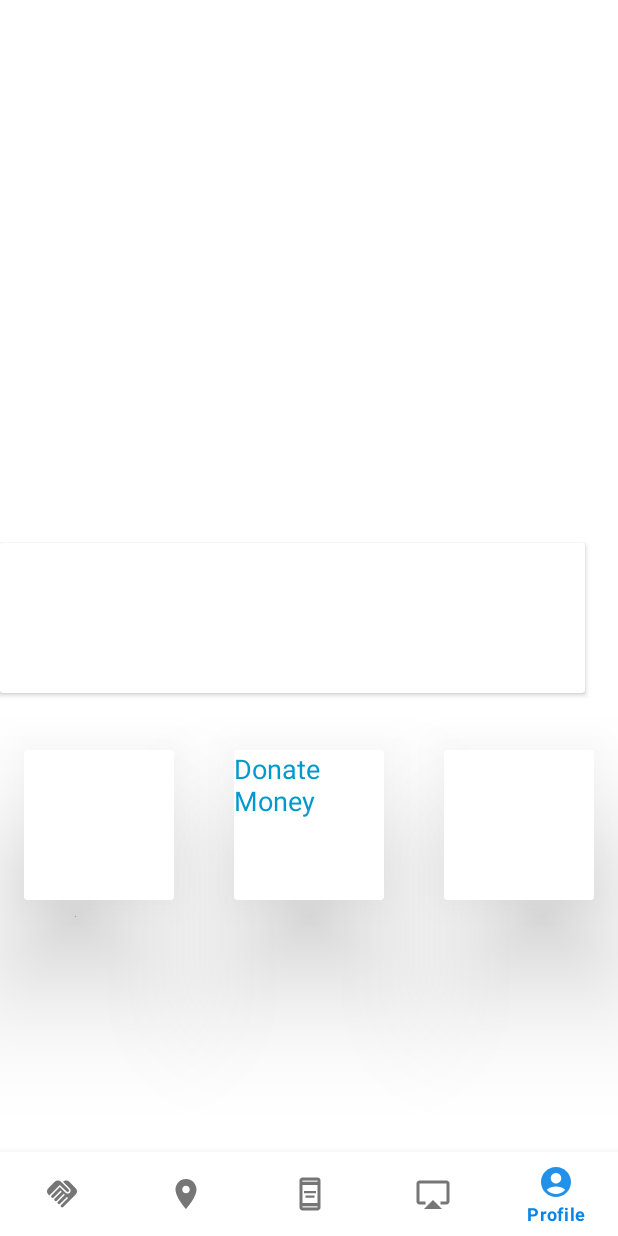
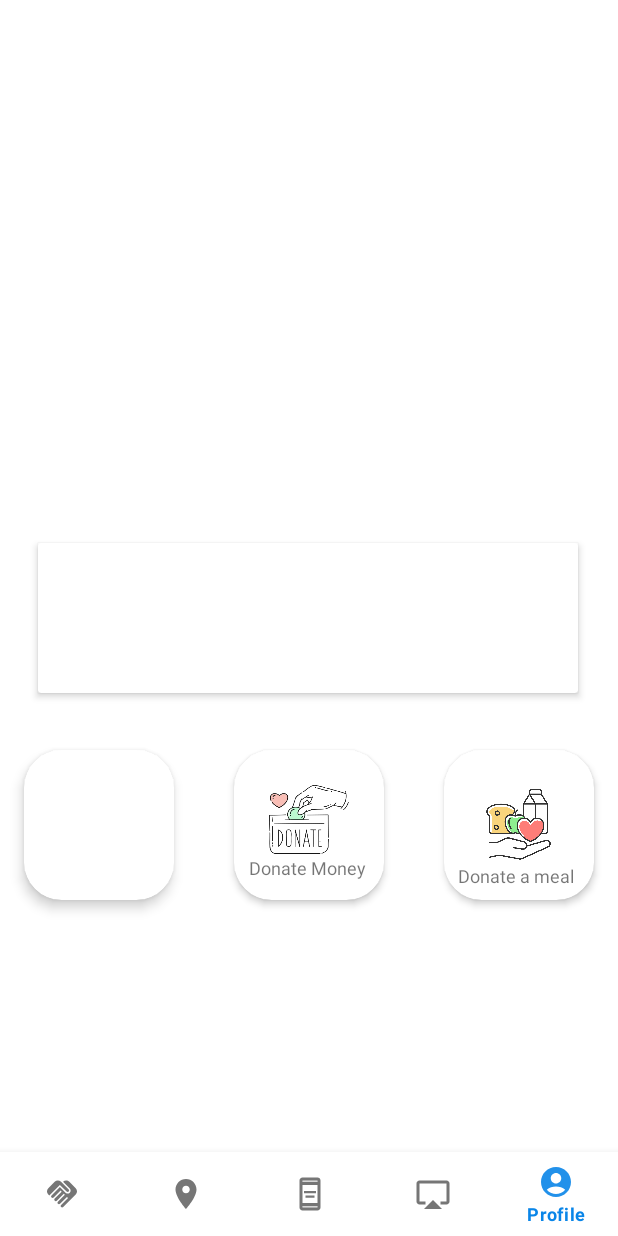
Before and after one commit to Code-X-Novas/Shine_gdsc, an Android app: the screen it shows after launch (MainActivity), item 5 of the bottom bar chosen, on a phone screen of 412 x 824 dp. Run offline under Robolectric (Android 15) with nearby library versions, the phone set to English and light mode, and no system bars.

Commit message:
card design

```diff
--- a/app/src/main/res/layout/fragment_profile.xml
+++ b/app/src/main/res/layout/fragment_profile.xml
@@ -15,7 +15,8 @@
         android:layout_height="100dp"
         android:layout_gravity="center_horizontal"
         android:layout_marginTop="500dp"
-        app:cardElevation="50dp"
+        app:cardCornerRadius="25dp"
+        app:cardElevation="3dp"
         android:clickable="true"
         android:focusable="true"
 
@@ -23,13 +24,23 @@
 
         >
 
+       <ImageView
+           android:layout_width="match_parent"
+           android:layout_height="100dp"
+           android:src="@drawable/donate_transperent"
+           android:scaleType="fitXY">
+
+       </ImageView>
+
         <TextView
-            android:layout_width="wrap_content"
-            android:layout_height="wrap_content"
+            android:layout_width="match_parent"
+            android:layout_height="match_parent"
+            android:layout_marginLeft="10dp"
+            android:layout_marginTop="70dp"
             android:text="Donate Money"
-            android:textSize="18sp"
-            android:textColor="@android:color/holo_blue_dark"/>
+            android:textSize="12dp">
 
+        </TextView>
 
 
     </androidx.cardview.widget.CardView>
@@ -42,10 +53,8 @@
         android:layout_gravity="center_horizontal"
         android:layout_marginTop="500dp"
         android:layout_marginRight="140dp"
-        app:cardElevation="50dp"
-
-
-        >
+        app:cardElevation="5dp"
+        app:cardCornerRadius="25dp">
 
 
     </androidx.cardview.widget.CardView>
@@ -57,8 +66,30 @@
         android:layout_gravity="center_horizontal"
         android:layout_marginTop="500dp"
         android:layout_marginLeft="140dp"
-        app:cardElevation="50dp"
+        app:cardElevation="3dp"
+        app:cardCornerRadius="25dp"
         >
+
+        <ImageView
+            android:layout_width="70dp"
+            android:layout_height="70dp"
+            android:src="@drawable/donate_meal"
+            android:scaleType="fitXY"
+            android:layout_gravity="center"
+            >
+
+        </ImageView>
+
+
+        <TextView
+            android:layout_width="match_parent"
+            android:layout_height="match_parent"
+            android:layout_marginLeft="9dp"
+            android:layout_marginTop="75dp"
+            android:text="Donate a meal"
+            android:textSize="12dp">
+
+        </TextView>
 
 
     </androidx.cardview.widget.CardView>
@@ -66,12 +97,17 @@
 
     <androidx.cardview.widget.CardView
         android:id="@+id/community"
-        android:layout_width="390dp"
+        android:layout_width="360dp"
         android:layout_height="100dp"
         android:layout_gravity="center_vertical"
+        android:layout_marginLeft="25dp"
+        android:background="#053257"
+        app:cardElevation="3dp"
 
-        android:layout_marginRight="30dp">
+        >
 
     </androidx.cardview.widget.CardView>
 
+
+
 </FrameLayout>
```
Also changed, not shown: app/src/main/res/layout/activity_donation_form.xml (+1 -8 lines), app/src/main/res/layout/activity_splashscreen.xml (+15 -7 lines), app/src/main/res/drawable/donate_meal.jpg (added), app/src/main/res/drawable/donate_transperent.png (added), app/src/main/res/drawable/slash_element.png (added).
